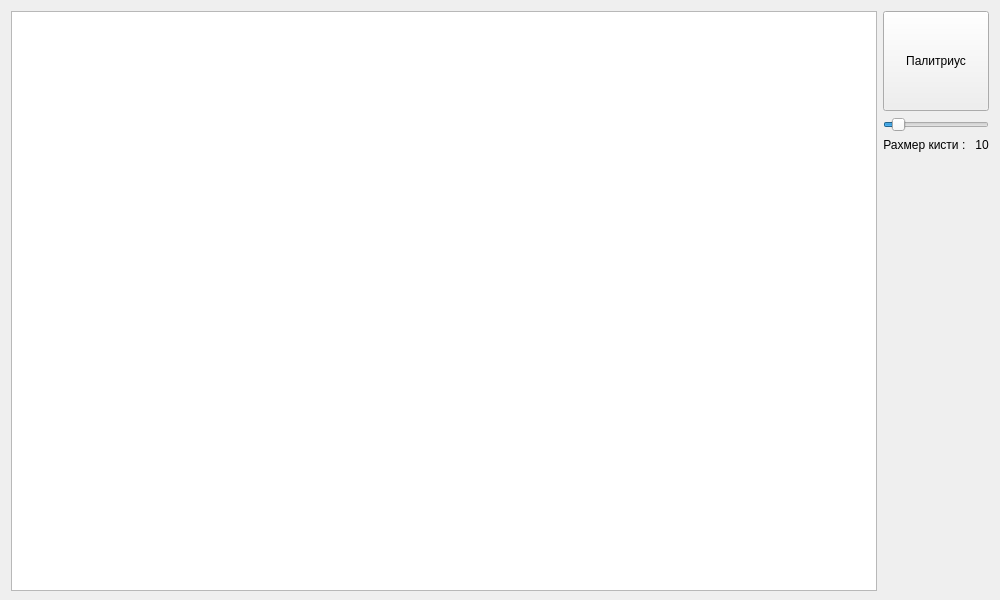
This is paint.ui in deexsed/PaintWithFriends as Qt 5 draws it before an edit. The edited form follows.
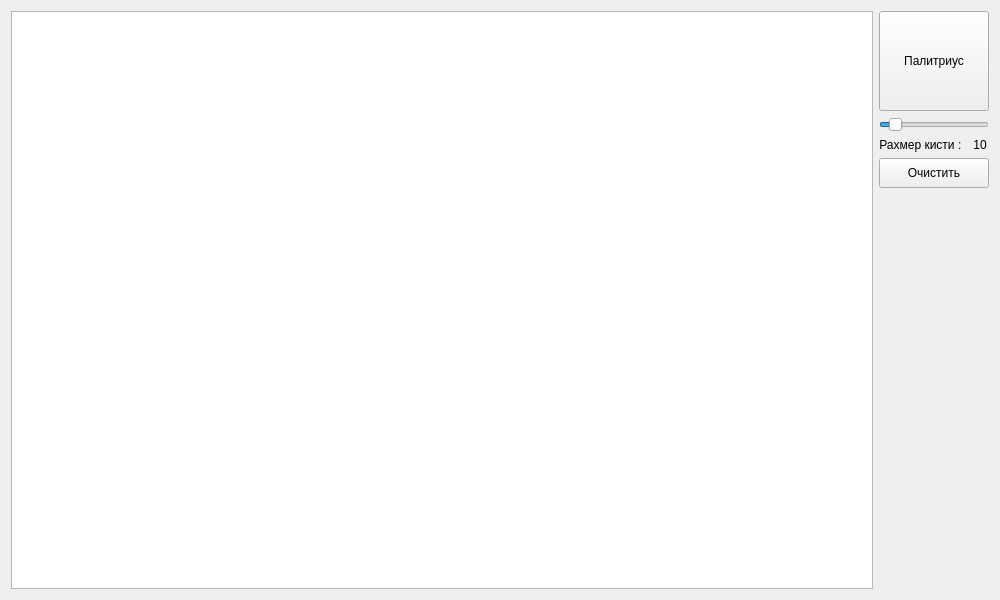
This is the edited form.

What changed in the file:
```diff
--- a/paint.ui
+++ b/paint.ui
@@ -2,6 +2,9 @@
 <ui version="4.0">
  <class>Paint</class>
  <widget class="QWidget" name="Paint">
+  <property name="enabled">
+   <bool>true</bool>
+  </property>
   <property name="geometry">
    <rect>
     <x>0</x>
@@ -18,8 +21,8 @@
   </property>
   <property name="maximumSize">
    <size>
-    <width>1920</width>
-    <height>1080</height>
+    <width>16777215</width>
+    <height>16777215</height>
    </size>
   </property>
   <property name="baseSize">
@@ -40,7 +43,7 @@
      <property name="minimumSize">
       <size>
        <width>800</width>
-       <height>580</height>
+       <height>570</height>
       </size>
      </property>
      <property name="maximumSize">
@@ -162,6 +165,41 @@
        </item>
       </layout>
      </item>
+     <item>
+      <widget class="QPushButton" name="clearButton">
+       <property name="minimumSize">
+        <size>
+         <width>0</width>
+         <height>30</height>
+        </size>
+       </property>
+       <property name="baseSize">
+        <size>
+         <width>0</width>
+         <height>30</height>
+        </size>
+       </property>
+       <property name="text">
+        <string>Очистить</string>
+       </property>
+      </widget>
+     </item>
+     <item>
+      <spacer name="horizontalSpacer">
+       <property name="orientation">
+        <enum>Qt::Horizontal</enum>
+       </property>
+       <property name="sizeType">
+        <enum>QSizePolicy::Fixed</enum>
+       </property>
+       <property name="sizeHint" stdset="0">
+        <size>
+         <width>110</width>
+         <height>20</height>
+        </size>
+       </property>
+      </spacer>
+     </item>
      <item>
       <spacer name="verticalSpacer">
        <property name="orientation">
```
